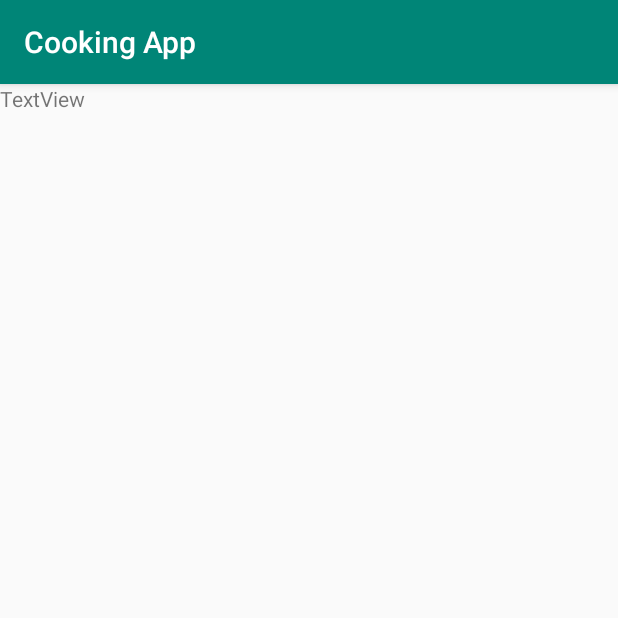
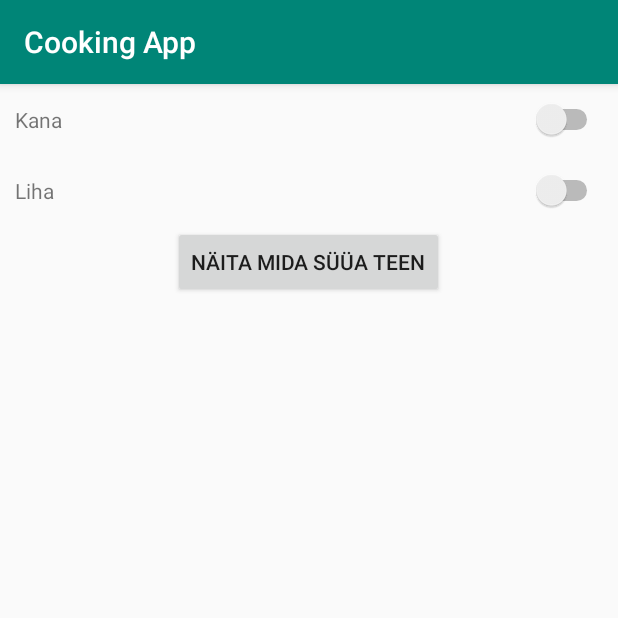
Before and after one commit to Samolberg/CookingApp, an Android app: the SecondActivity screen opened directly, with no data from a screen before it, on a phone screen of 412 x 824 dp, the top half of it. Run offline under Robolectric (Android 15) with nearby library versions, the phone set to English and light mode, and no system bars.

Commit message:
Ajud tehtud

```diff
--- a/app/build.gradle
+++ b/app/build.gradle
@@ -26,4 +26,5 @@ dependencies {
     testImplementation 'junit:junit:4.12'
     androidTestImplementation 'androidx.test.ext:junit:1.1.0'
     androidTestImplementation 'androidx.test.espresso:espresso-core:3.1.1'
+    implementation 'com.squareup.picasso:picasso:2.5.2'
 }
--- a/app/src/main/AndroidManifest.xml
+++ b/app/src/main/AndroidManifest.xml
@@ -1,6 +1,8 @@
 <?xml version="1.0" encoding="utf-8"?>
 <manifest xmlns:android="http://schemas.android.com/apk/res/android"
     package="com.example.cookingapp">
+
+    <uses-permission android:name="android.permission.INTERNET"></uses-permission>
 
     <application
         android:allowBackup="true"
@@ -9,7 +11,8 @@
         android:roundIcon="@mipmap/ic_launcher_round"
         android:supportsRtl="true"
         android:theme="@style/AppTheme">
-        <activity android:name=".SecondActivity"></activity>
+        <activity android:name=".RecipieActivity"></activity>
+        <activity android:name=".SecondActivity" />
         <activity android:name=".MainActivity">
             <intent-filter>
                 <action android:name="android.intent.action.MAIN" />
--- a/app/src/main/res/layout/activity_second.xml
+++ b/app/src/main/res/layout/activity_second.xml
@@ -1,15 +1,55 @@
 <?xml version="1.0" encoding="utf-8"?>
-<androidx.constraintlayout.widget.ConstraintLayout xmlns:android="http://schemas.android.com/apk/res/android"
-    xmlns:tools="http://schemas.android.com/tools"
+<androidx.core.widget.NestedScrollView xmlns:android="http://schemas.android.com/apk/res/android"
     android:layout_width="match_parent"
-    android:layout_height="match_parent"
-    android:orientation="vertical">
+    android:layout_height="match_parent">
 
-    <TextView
-        android:id="@+id/textView4"
-        android:layout_width="wrap_content"
+    <LinearLayout
+        android:layout_width="match_parent"
         android:layout_height="wrap_content"
-        android:text="TextView"
-        tools:layout_editor_absoluteX="145dp"
-        tools:layout_editor_absoluteY="170dp" />
-</androidx.constraintlayout.widget.ConstraintLayout>
+        android:orientation="vertical">
+
+        <LinearLayout
+            android:layout_width="match_parent"
+            android:layout_height="wrap_content"
+            android:orientation="horizontal"
+            android:padding="10dp">
+
+            <TextView
+                android:layout_width="0dp"
+                android:layout_height="wrap_content"
+                android:layout_weight="1"
+                android:text="@string/chicken" />
+
+            <Switch
+                android:id="@+id/chickenSwitch"
+                android:layout_width="wrap_content"
+                android:layout_height="wrap_content" />
+        </LinearLayout>
+
+        <LinearLayout
+            android:layout_width="match_parent"
+            android:layout_height="wrap_content"
+            android:orientation="horizontal"
+            android:padding="10dp">
+
+            <TextView
+                android:layout_width="0dp"
+                android:layout_height="wrap_content"
+                android:layout_weight="1"
+                android:text="@string/meat" />
+
+            <Switch
+                android:id="@+id/meatSwitch"
+                android:layout_width="wrap_content"
+                android:layout_height="wrap_content" />
+        </LinearLayout>
+        <Button
+            android:layout_width="wrap_content"
+            android:layout_height="wrap_content"
+            android:layout_gravity="center"
+            android:text="@string/calculate"
+            android:onClick="toRecipie">
+
+        </Button>
+    </LinearLayout>
+</androidx.core.widget.NestedScrollView>
--- a/app/src/main/res/values/strings.xml
+++ b/app/src/main/res/values/strings.xml
@@ -1,4 +1,8 @@
 <resources>
     <string name="app_name">Cooking App</string>
     <string name="ingredientsWelcome">Ingredients list</string>
+    <string name="chicken">Kana</string>
+    <string name="meat">Liha</string>
+    <string name="calculate">Näita mida süüa teen</string>
+    <string name="guide">juhend</string>
 </resources>
```
Also changed, not shown: app/src/main/java/com/example/cookingapp/RecipieActivity.java (added, +82 -0 lines), app/src/main/java/com/example/cookingapp/SecondActivity.java (+20 -0 lines), app/src/main/res/layout/activity_recipie.xml (added, +32 -0 lines).
